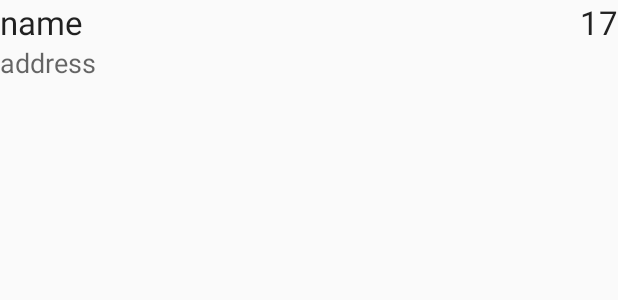
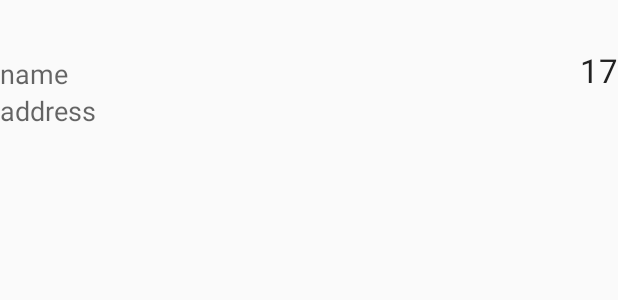
Before and after one commit to BensonKuo/Android-Project, an Android app: the layout listview_item.xml on its own in the app's theme, with its tools: preview values and no code run, on a phone screen of 412 x 824 dp. Shown: the top 300 px of the screen. Run offline under Robolectric (Android 15) with nearby library versions, the phone set to English and light mode, and no system bars.

Commit message:
layout modified

```diff
--- a/BenUI/app/src/main/java/net/lionfree/bensonkuo/benui/MainActivity.java
+++ b/BenUI/app/src/main/java/net/lionfree/bensonkuo/benui/MainActivity.java
@@ -171,7 +171,7 @@ public class MainActivity extends AppCompatActivity {
             }
         }
         */
-
+        // 3. parse obj ver.
         ParseQuery<ParseObject> query = new ParseQuery<ParseObject>("OrderInfo");
         List<ParseObject> rawData = null;
 
--- a/BenUI/app/src/main/res/layout/listview_item.xml
+++ b/BenUI/app/src/main/res/layout/listview_item.xml
@@ -5,10 +5,12 @@
     <TextView
         android:layout_width="wrap_content"
         android:layout_height="wrap_content"
-        android:textAppearance="?android:attr/textAppearanceLarge"
+        android:textAppearance="?android:attr/textAppearanceMedium"
         android:text="name"
         android:id="@+id/name"
-        android:layout_alignTop="@+id/drink_number" />
+        android:layout_alignBottom="@+id/drink_number"
+        android:layout_alignParentLeft="true"
+        android:layout_alignParentStart="true" />
 
     <TextView
         android:layout_width="wrap_content"
@@ -28,5 +30,7 @@
         android:id="@+id/drink_number"
         android:layout_alignParentTop="true"
         android:layout_alignParentRight="true"
-        android:layout_alignParentEnd="true" />
+        android:layout_alignParentEnd="true"
+        android:layout_marginTop="32dp" />
+
 </RelativeLayout>
```
Also changed, not shown: BenUI/app/src/main/res/layout/activity_main.xml (+19 -18 lines).
